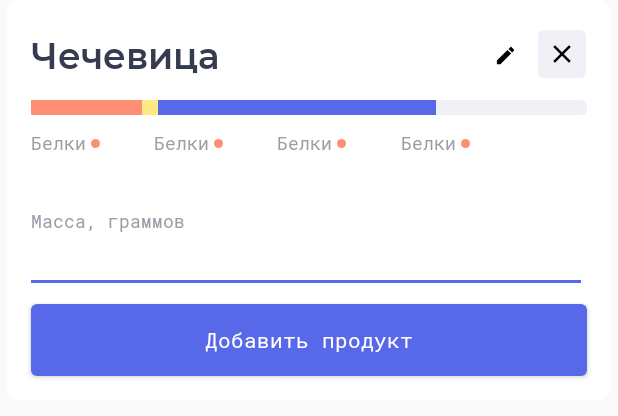
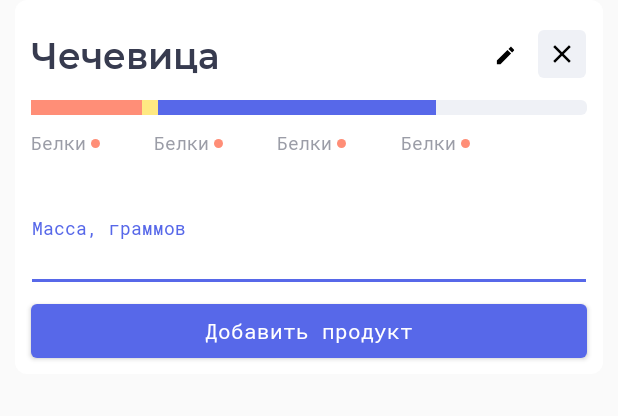
Before and after one commit to korablique/recipe_calculator, an Android app: the layout new_card_layout.xml on its own in the app's theme, with its tools: preview values and no code run, on a phone screen of 412 x 824 dp. Shown: the top 416 px of the screen. Run offline under Robolectric (Android 15) with nearby library versions, the phone set to English and light mode, and no system bars.

Commit message:
Устранено вытестение кнопок длинным названием продукта
Разметка переписана с использованием ConstraintLayout

```diff
--- a/app/src/main/res/layout/new_card_layout.xml
+++ b/app/src/main/res/layout/new_card_layout.xml
@@ -1,63 +1,55 @@
 <?xml version="1.0" encoding="utf-8"?>
-<LinearLayout xmlns:android="http://schemas.android.com/apk/res/android"
-    xmlns:tools="http://schemas.android.com/tools"
-    android:orientation="vertical"
+<FrameLayout xmlns:android="http://schemas.android.com/apk/res/android"
+    xmlns:app="http://schemas.android.com/apk/res-auto"
     android:layout_width="match_parent"
     android:layout_height="wrap_content"
-    android:background="@drawable/new_card_background">
+    xmlns:tools="http://schemas.android.com/tools">
 
-    <!--лейаут нужный для задания маржина-->
-    <!--коренной лейаут этой разметки очень нагло эксплуатируется диалогом
-    как тому заблогарассудится, поэтому власти над ним мы имеем очень мало -
-    зато мы имеем власть над всем контентом, и поэтому мы сделали второй
-    "большой" лейаут с маржином, чтоб буковы отъехали от краёв-->
-    <LinearLayout
+    <android.support.constraint.ConstraintLayout
+        android:id="@+id/constraint_layout"
         android:layout_width="match_parent"
         android:layout_height="wrap_content"
-        android:orientation="vertical"
+        android:background="@drawable/new_card_background"
         android:layout_marginBottom="5dp"
         android:layout_marginLeft="5dp"
         android:layout_marginRight="5dp">
-        <!--строка с названием продукта, кнопкой редактирования и закрыть-->
-        <LinearLayout
-            android:layout_width="match_parent"
-            android:layout_height="wrap_content"
-            android:orientation="horizontal">
 
         <TextView
             android:id="@+id/foodstuff_name_text_view"
+            style="@style/MontserratText"
+            android:layout_width="0dp"
             android:layout_height="wrap_content"
-                android:layout_width="wrap_content"
+            android:layout_marginEnd="8dp"
+            android:layout_marginRight="8dp"
+            android:layout_marginStart="15dp"
             android:layout_marginLeft="15dp"
             android:layout_marginTop="20dp"
-                android:lineSpacingMultiplier="1.21"
-                style="@style/MontserratText"
+            app:layout_constraintEnd_toStartOf="@+id/button_edit"
+            app:layout_constraintStart_toStartOf="parent"
+            app:layout_constraintTop_toTopOf="parent"
             tools:text="Чечевица" />
-
-            <FrameLayout
-                android:layout_width="match_parent"
-                android:layout_height="wrap_content">
-
-                <LinearLayout
-                    android:layout_width="wrap_content"
-                    android:layout_height="wrap_content"
-                    android:orientation="horizontal"
-                    android:layout_gravity="right">
 
         <ImageView
             android:id="@+id/button_edit"
             android:layout_width="15dp"
             android:layout_height="15dp"
+            android:layout_marginEnd="14dp"
+            android:layout_marginRight="14dp"
             android:layout_marginTop="29dp"
-                        android:layout_marginRight="14dp"
-                        android:src="@drawable/ic_edit" />
+            android:src="@drawable/ic_edit"
+            app:layout_constraintEnd_toStartOf="@+id/frameLayout"
+            app:layout_constraintTop_toTopOf="parent" />
 
         <FrameLayout
+            android:id="@+id/frameLayout"
             android:layout_width="32dp"
             android:layout_height="32dp"
+            android:layout_marginEnd="16dp"
+            android:layout_marginRight="16dp"
+            android:layout_marginTop="20dp"
             android:background="@drawable/button_close_background"
-                        android:layout_marginTop="20dp"
-                        android:layout_marginRight="16dp">
+            app:layout_constraintEnd_toEndOf="parent"
+            app:layout_constraintTop_toTopOf="parent">
 
             <ImageView
                 android:id="@+id/button_close"
@@ -66,9 +58,6 @@
                 android:layout_gravity="center"
                 android:src="@drawable/ic_close" />
         </FrameLayout>
-                </LinearLayout>
-            </FrameLayout>
-        </LinearLayout>
 
         <include
             android:id="@+id/nutrition_progress_with_values"
@@ -77,36 +66,41 @@
             android:layout_height="wrap_content"
             android:layout_marginLeft="15dp"
             android:layout_marginRight="15dp"
-            android:layout_marginTop="14dp" />
+            android:layout_marginTop="14dp"
+            app:layout_constraintTop_toBottomOf="@+id/foodstuff_name_text_view" />
 
-        <TextView
+        <android.support.design.widget.TextInputLayout
+            android:id="@+id/text_input_layout"
+            android:layout_width="match_parent"
             android:layout_height="wrap_content"
-            android:layout_width="match_parent"
-            android:layout_marginLeft="15dp"
+            android:layout_marginLeft="12dp"
+            android:layout_marginRight="12dp"
             android:layout_marginTop="16dp"
-            android:lineSpacingMultiplier="1.30"
-            style="@style/RobotoMonoHintText"
-            android:text="@string/weight_in_card" />
+            app:layout_constraintTop_toBottomOf="@id/nutrition_progress_with_values">
 
             <EditText
                 android:id="@+id/weight_edit_text"
+                style="@style/RobotoMonoText"
                 android:layout_width="match_parent"
                 android:layout_height="wrap_content"
-            android:layout_marginLeft="11dp"
-            android:layout_marginRight="15dp"
-            style="@style/RobotoMonoText"
-            android:maxLines="1"
-            android:inputType="numberDecimal"/>
+                android:hint="@string/weight_in_card"
+                android:inputType="numberDecimal"
+                android:maxLines="1" />
+        </android.support.design.widget.TextInputLayout>
 
         <Button
             android:id="@+id/add_foodstuff_button"
+            style="@style/VioletButton"
             android:layout_width="match_parent"
-            android:layout_height="wrap_content"
-            android:layout_marginTop="7dp"
+            android:layout_height="36dp"
+            android:text="@string/add_foodstuff"
+            app:layout_constraintTop_toBottomOf="@+id/text_input_layout"
+            app:layout_constraintBottom_toBottomOf="@id/constraint_layout"
+            android:layout_marginTop="8dp"
             android:layout_marginLeft="15dp"
             android:layout_marginRight="15dp"
-            android:layout_marginBottom="15dp"
-            style="@style/VioletButton"
-            android:text="@string/add_foodstuff"/>
-    </LinearLayout>
-</LinearLayout>
+            android:layout_marginBottom="15dp"/>
+
+    </android.support.constraint.ConstraintLayout>
+
+</FrameLayout>
--- a/app/src/main/res/layout/nutrition_layout.xml
+++ b/app/src/main/res/layout/nutrition_layout.xml
@@ -14,8 +14,7 @@
         <TextView
             android:id="@+id/nutrition_name"
             android:layout_height="wrap_content"
-            android:layout_width="fill_parent"
-            android:lineSpacingMultiplier="1.30"
+            android:layout_width="match_parent"
             style="@style/RobotoMonoHintText"
             android:maxLines="1"
             android:ellipsize="end"
@@ -35,7 +34,7 @@
         android:id="@+id/nutrition_text_view"
         android:layout_height="wrap_content"
         android:layout_width="wrap_content"
-        android:lineSpacingMultiplier="1.43"
+        android:layout_marginTop="5dp"
         style="@style/RobotoMonoText"
         tools:text="35 г." />
 
```
Lines whose indentation alone changed are shown as unchanged.
